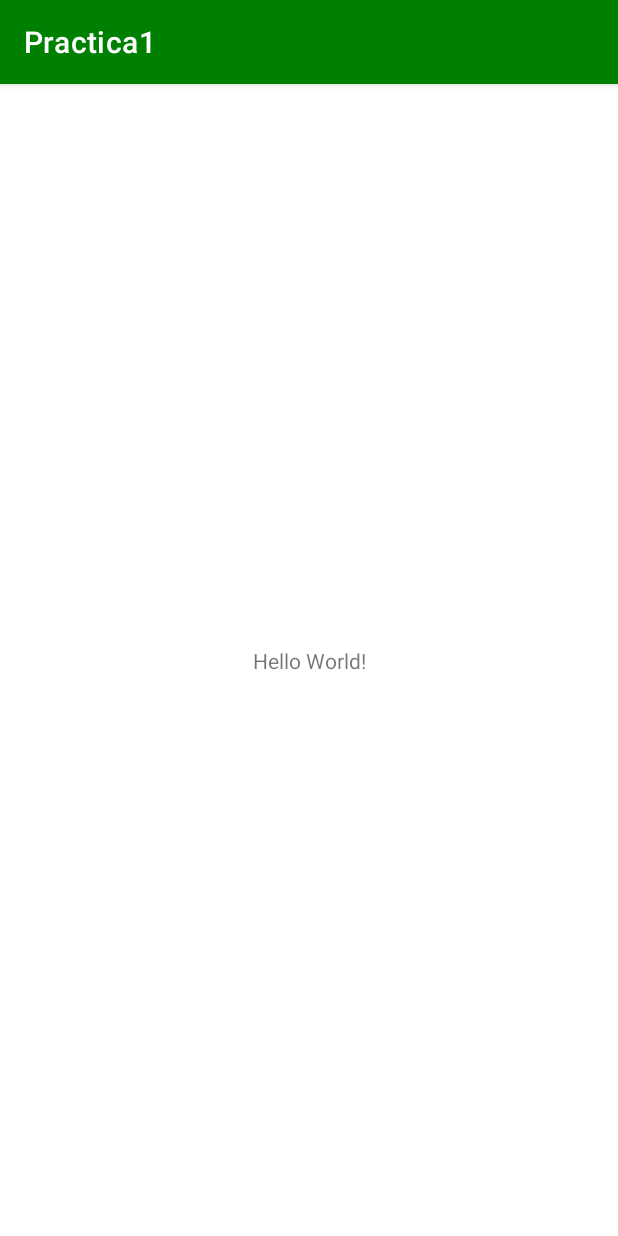
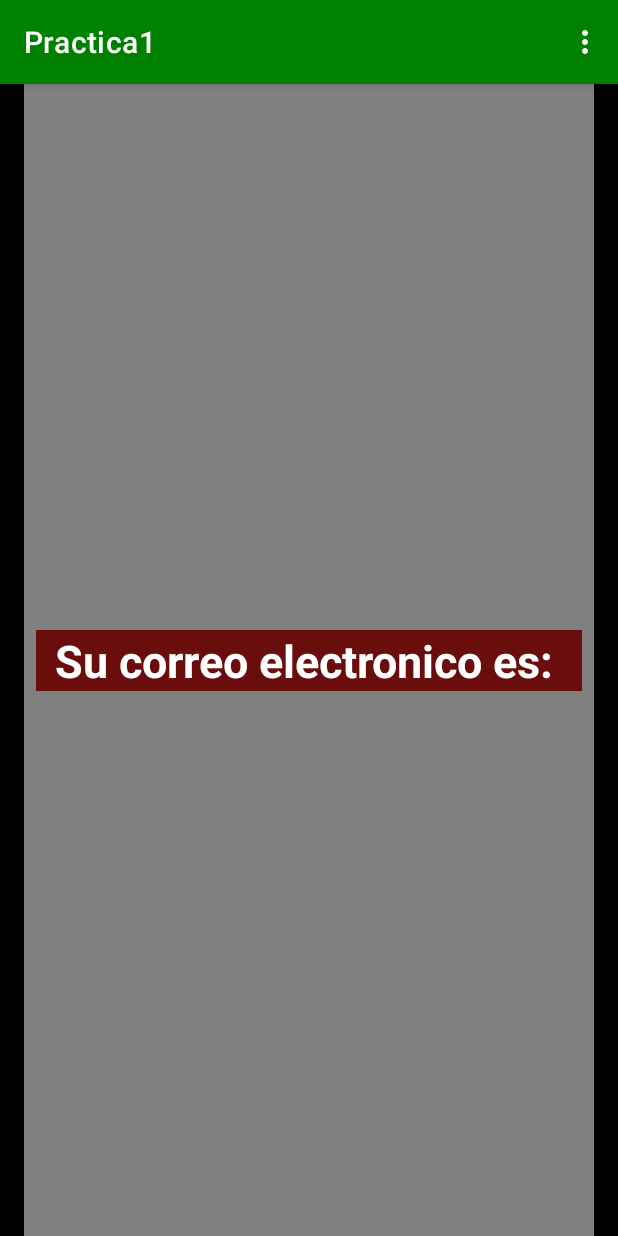
Before and after one commit to Antonio0119/Practica1, an Android app: the MainActivity screen opened directly, with no data from a screen before it, on a phone screen of 412 x 824 dp. Run offline under Robolectric (Android 15) with nearby library versions, the phone set to English and light mode, and no system bars.

Commit message:
Diseño del MainActivity y traspaso de informacion entre las actividades

```diff
--- a/app/src/main/java/com/techfind/myapplication/MainActivity.kt
+++ b/app/src/main/java/com/techfind/myapplication/MainActivity.kt
@@ -1,11 +1,51 @@
 package com.techfind.myapplication
 
+import android.content.Intent
 import androidx.appcompat.app.AppCompatActivity
 import android.os.Bundle
+import android.view.Menu
+import android.view.MenuItem
+import android.widget.Toast
+import com.techfind.myapplication.databinding.ActivityMainBinding
 
 class MainActivity : AppCompatActivity() {
+
+    private lateinit var mainBinding: ActivityMainBinding
+
+    override fun onBackPressed() {
+        super.onBackPressed()
+        Toast.makeText(this,"Cerrando Practica1", Toast.LENGTH_SHORT).show()
+    }
+
     override fun onCreate(savedInstanceState: Bundle?) {
         super.onCreate(savedInstanceState)
-        setContentView(R.layout.activity_main)
+        mainBinding = ActivityMainBinding.inflate(layoutInflater)
+        setContentView(mainBinding.root)
+
+        var emailReceived: String? = ""
+        val credentials = intent.extras
+        if (credentials != null){
+            emailReceived = credentials.getString("email")
+        }
+
+        mainBinding.resultTextView.text = "Su correo electronico es: " + emailReceived
+    }
+
+    override fun onCreateOptionsMenu(menu: Menu?): Boolean {
+        menuInflater.inflate(R.menu.menu_overflow, menu)
+        return true
+    }
+
+    override fun onOptionsItemSelected(item: MenuItem): Boolean {
+        when(item.itemId){
+            R.id.menu_sign_out -> goToLoginActivity()
+        }
+        return super.onOptionsItemSelected(item)
+    }
+
+    private fun goToLoginActivity(){
+        val intent = Intent(this,LoginActivity::class.java)
+        intent.flags = Intent.FLAG_ACTIVITY_NEW_TASK or Intent.FLAG_ACTIVITY_CLEAR_TASK
+        startActivity(intent)
     }
 }
--- a/app/src/main/res/layout/activity_main.xml
+++ b/app/src/main/res/layout/activity_main.xml
@@ -1,18 +1,36 @@
 <?xml version="1.0" encoding="utf-8"?>
-<androidx.constraintlayout.widget.ConstraintLayout xmlns:android="http://schemas.android.com/apk/res/android"
+
+<ScrollView xmlns:android="http://schemas.android.com/apk/res/android"
     xmlns:app="http://schemas.android.com/apk/res-auto"
     xmlns:tools="http://schemas.android.com/tools"
     android:layout_width="match_parent"
     android:layout_height="match_parent"
+    android:background="@color/black"
+    android:fillViewport="true">
+
+    <androidx.constraintlayout.widget.ConstraintLayout
+        android:layout_width="match_parent"
+        android:layout_height="match_parent"
+        android:layout_marginStart="16dp"
+        android:layout_marginEnd="16dp"
+        android:background="@color/gray"
         tools:context=".MainActivity">
 
         <TextView
-        android:layout_width="wrap_content"
+            android:id="@+id/result_text_view"
+            android:layout_width="0dp"
             android:layout_height="wrap_content"
-        android:text="Hello World!"
+            android:layout_marginLeft="8dp"
+            android:layout_marginRight="8dp"
+            android:background="@color/background_input"
+            android:textAlignment="center"
+            android:textColor="@color/white"
+            android:textSize="30sp"
+            android:textStyle="bold"
             app:layout_constraintBottom_toBottomOf="parent"
             app:layout_constraintLeft_toLeftOf="parent"
             app:layout_constraintRight_toRightOf="parent"
             app:layout_constraintTop_toTopOf="parent" />
 
     </androidx.constraintlayout.widget.ConstraintLayout>
+</ScrollView>
--- a/app/src/main/res/layout/activity_register.xml
+++ b/app/src/main/res/layout/activity_register.xml
@@ -202,7 +202,7 @@
             app:layout_constraintTop_toBottomOf="@id/type_radio_group">
 
             <com.google.android.material.textfield.TextInputEditText
-                android:id="@+id/ducument_edit_text"
+                android:id="@+id/document_edit_text"
                 android:layout_width="match_parent"
                 android:layout_height="wrap_content"
                 android:background="@color/white"
--- /dev/null
+++ b/app/src/main/res/menu/menu_overflow.xml
@@ -0,0 +1,8 @@
+<?xml version="1.0" encoding="utf-8"?>
+<menu xmlns:app="http://schemas.android.com/apk/res-auto"
+    xmlns:android="http://schemas.android.com/apk/res/android">
+
+    <item
+        android:id="@+id/menu_sign_out"
+        android:title="@string/sign_out" />
+</menu>
--- a/app/src/main/res/values-night/strings.xml
+++ b/app/src/main/res/values-night/strings.xml
@@ -15,5 +15,6 @@
     <string name="name">Nombre completo</string>
     <string name="login">Iniciar sesion</string>
     <string name="not_have_account">No tiene cuenta? Registrarse</string>
+    <string name="sign_out">sign_out</string>
 
 </resources>
--- a/app/src/main/res/values/strings.xml
+++ b/app/src/main/res/values/strings.xml
@@ -15,4 +15,5 @@
     <string name="name">Nombre completo</string>
     <string name="login">Iniciar sesion</string>
     <string name="not_have_account">No tiene cuenta? Registrarse</string>
+    <string name="sign_out">Cerrar sesion</string>
 </resources>
```
Also changed, not shown: app/src/main/java/com/techfind/myapplication/LoginActivity.kt (+42 -1 lines), app/src/main/java/com/techfind/myapplication/RegisterActivity.kt (+36 -19 lines). Lines whose indentation alone changed are shown as unchanged.
